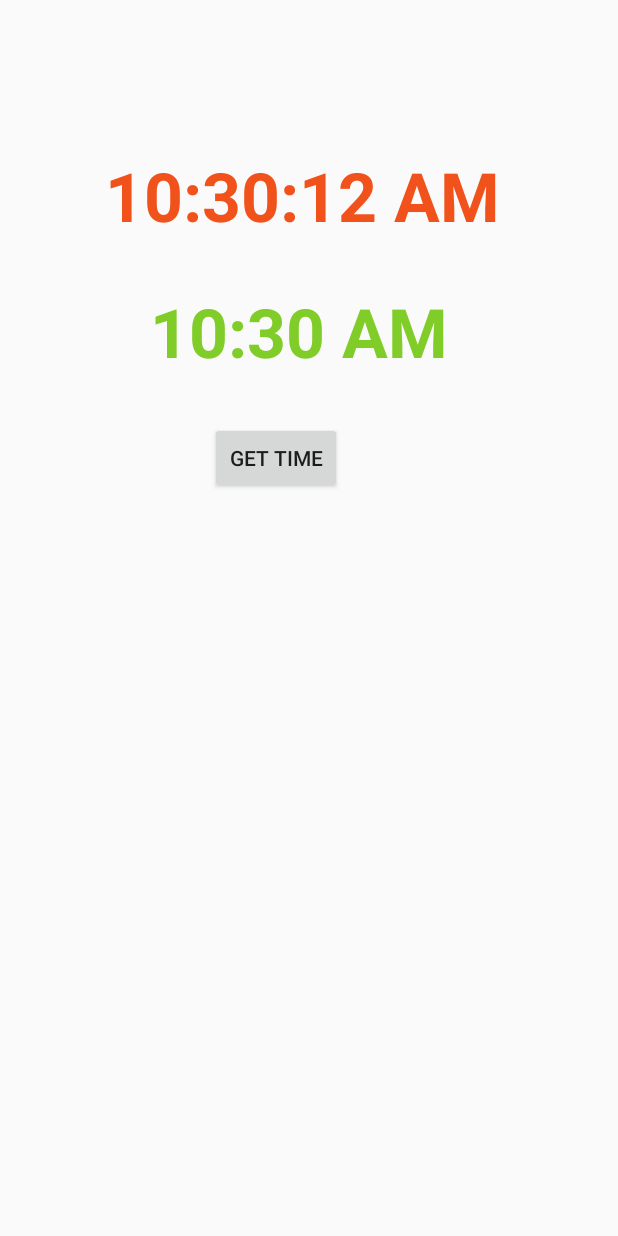
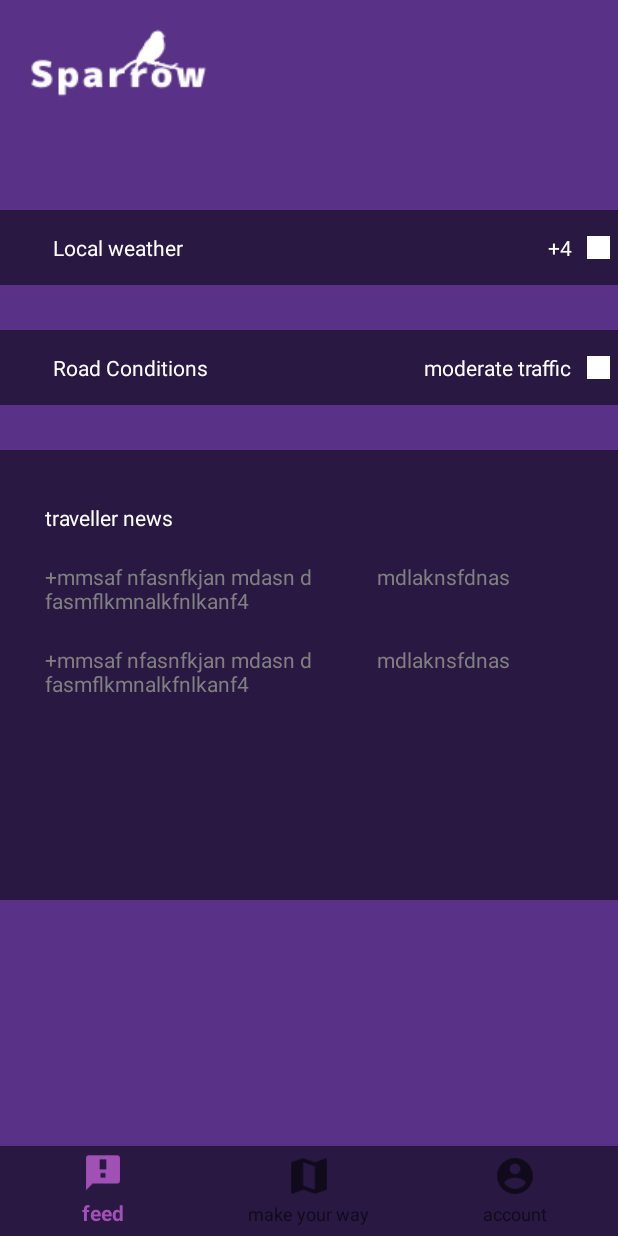
Before and after one commit to doct0rX/Sparrow, an Android app: the FeedActivity screen opened directly, with no data from a screen before it, on a phone screen of 412 x 824 dp. Run offline under Robolectric (Android 15) with nearby library versions, the phone set to English and light mode, and no system bars.

Commit message:
add feeds fragment

```diff
--- a/app/build.gradle
+++ b/app/build.gradle
@@ -26,6 +26,7 @@ dependencies {
     implementation 'androidx.annotation:annotation:1.0.2'
     implementation 'androidx.constraintlayout:constraintlayout:1.1.3'
     implementation 'androidx.lifecycle:lifecycle-extensions:2.0.0'
+    implementation 'androidx.legacy:legacy-support-v4:1.0.0'
     testImplementation 'junit:junit:4.12'
     androidTestImplementation 'androidx.test.ext:junit:1.1.0'
     androidTestImplementation 'androidx.test.espresso:espresso-core:3.1.1'
--- a/app/src/main/java/com/doct0rx/sparrow/ui/feedsActivities/FeedActivity.java
+++ b/app/src/main/java/com/doct0rx/sparrow/ui/feedsActivities/FeedActivity.java
@@ -2,36 +2,53 @@ package com.doct0rx.sparrow.ui.feedsActivities;
 
 import android.annotation.SuppressLint;
 import android.os.Bundle;
+import android.view.MenuItem;
 import android.view.View;
 import android.widget.Button;
 import android.widget.TextClock;
 import android.widget.TextView;
 
+import androidx.annotation.NonNull;
 import androidx.annotation.Nullable;
 import androidx.appcompat.app.AppCompatActivity;
+import androidx.fragment.app.Fragment;
 
 import com.doct0rx.sparrow.R;
+import com.doct0rx.sparrow.ui.fragments.FeedFragment;
+import com.google.android.material.bottomnavigation.BottomNavigationView;
 
 public class FeedActivity extends AppCompatActivity {
 
-    private TextClock tClock;
-    private TextView tView;
-    private Button btn;
-
+    private BottomNavigationView navigationView;
     @Override
     protected void onCreate(@Nullable Bundle savedInstanceState) {
         super.onCreate(savedInstanceState);
         setContentView(R.layout.activity_feed);
 
-        tClock = findViewById(R.id.textClock1);
-        tView = findViewById(R.id.textview1);
-        btn = findViewById(R.id.btnGet);
-        btn.setOnClickListener(new View.OnClickListener() {
-            @SuppressLint("SetTextI18n")
+        getSupportFragmentManager().beginTransaction().replace(R.id.container, new FeedFragment()).commit();
+
+        navigationView = findViewById(R.id.bottom_navigation);
+
+        navigationView.setOnNavigationItemSelectedListener(new BottomNavigationView.OnNavigationItemSelectedListener() {
             @Override
-            public void onClick(View v) {
-                tView.setText("Time: " + tClock.getText());
+            public boolean onNavigationItemSelected(@NonNull MenuItem menuItem) {
+                Fragment fragment = null;
+                switch (menuItem.getItemId()){
+                    case R.id.nav_feed:
+                        fragment = new FeedFragment();
+                        break;
+
+                    case R.id.nav_map:
+                        fragment = new FeedFragment();
+                        break;
+                    case R.id.nav_account:
+                        fragment = new FeedFragment();
+                        break;
+                }
+                getSupportFragmentManager().beginTransaction().replace(R.id.container, fragment).commit();
+                return true;
             }
         });
+
     }
 }
--- /dev/null
+++ b/app/src/main/java/com/doct0rx/sparrow/ui/fragments/FeedFragment.java
@@ -0,0 +1,35 @@
+package com.doct0rx.sparrow.ui.fragments;
+
+
+import android.os.Bundle;
+
+import androidx.fragment.app.Fragment;
+
+import android.view.LayoutInflater;
+import android.view.View;
+import android.view.ViewGroup;
+
+import com.doct0rx.sparrow.R;
+
+/**
+ * A simple {@link Fragment} subclass.
+ */
+public class FeedFragment extends Fragment {
+
+
+    private View view;
+    public FeedFragment() {
+        // Required empty public constructor
+    }
+
+
+    @Override
+    public View onCreateView(LayoutInflater inflater, ViewGroup container,
+                             Bundle savedInstanceState) {
+        // Inflate the layout for this fragment
+        view = inflater.inflate(R.layout.fragment_feed, container, false);
+
+        return view;
+    }
+
+}
--- a/app/src/main/res/layout/activity_feed.xml
+++ b/app/src/main/res/layout/activity_feed.xml
@@ -1,43 +1,31 @@
 <?xml version="1.0" encoding="utf-8"?>
 <RelativeLayout xmlns:android="http://schemas.android.com/apk/res/android"
-    android:layout_width="match_parent" android:layout_height="match_parent">
-    <TextClock
-        android:id="@+id/textClock1"
+    android:layout_width="match_parent"
+    android:layout_height="match_parent"
+    android:background="#593288"
+    xmlns:app="http://schemas.android.com/apk/res-auto">
+
+    <ImageView
         android:layout_width="wrap_content"
         android:layout_height="wrap_content"
-        android:layout_marginTop="100dp"
-        android:layout_marginLeft="70dp"
-        android:format12Hour="hh:mm:ss a"
-        android:textColor="#F1511B"
-        android:textSize="45dp"
-        android:textStyle="bold" />
-    <TextClock
-        android:id="@+id/textClock2"
-        android:layout_width="wrap_content"
-        android:layout_height="wrap_content"
-        android:layout_marginTop="30dp"
-        android:layout_marginLeft="100dp"
-        android:layout_below="@+id/textClock1"
-        android:textColor="#80CC28"
-        android:textSize="45dp"
-        android:textStyle="bold" />
-    <Button
-        android:id="@+id/btnGet"
-        android:layout_width="wrap_content"
-        android:layout_height="wrap_content"
-        android:layout_alignLeft="@+id/textClock2"
-        android:layout_below="@+id/textClock2"
-        android:layout_marginTop="30dp"
-        android:layout_marginLeft="40dp"
-        android:text="Get Time"/>
-    <TextView
-        android:id="@+id/textview1"
-        android:layout_width="wrap_content"
-        android:layout_height="wrap_content"
-        android:layout_alignLeft="@+id/btnGet"
-        android:layout_below="@+id/btnGet"
-        android:layout_marginTop="20dp"
-        android:layout_marginLeft="-30dp"
-        android:textSize="20dp"
-        android:textStyle="bold"/>
+        android:layout_marginStart="20dp"
+        android:layout_marginTop="10dp"
+        android:id="@+id/logo"
+        android:src="@drawable/logo"/>
+
+    <FrameLayout
+        android:layout_width="match_parent"
+        android:layout_height="match_parent"
+        android:id="@+id/container"
+        android:layout_below="@+id/logo"
+        android:layout_above="@+id/bottom_navigation"/>
+
+    <com.google.android.material.bottomnavigation.BottomNavigationView
+        android:layout_width="match_parent"
+        android:layout_height="60dp"
+        android:id="@+id/bottom_navigation"
+        app:menu="@menu/bottom_navigation"
+        android:layout_alignParentBottom="true"
+        android:background="@color/darkbg"/>
+
 </RelativeLayout>
--- a/app/src/main/res/layout/activity_login.xml
+++ b/app/src/main/res/layout/activity_login.xml
@@ -94,7 +94,6 @@
             android:layout_gravity="center"
             android:layout_marginTop="70dp"
             android:background="@drawable/rounded_button"
-            android:enabled="false"
             android:text="@string/sign_in"
             android:textColor="@color/wit"
             android:textSize="18sp"
@@ -108,7 +107,6 @@
             android:layout_marginTop="25dp"
             android:background="@drawable/rounded_button"
             android:backgroundTint="@color/purple"
-            android:enabled="false"
             android:text="@string/new_account"
             android:textColor="@color/wit"
             android:textSize="18sp"
--- /dev/null
+++ b/app/src/main/res/layout/fragment_feed.xml
@@ -0,0 +1,124 @@
+<?xml version="1.0" encoding="utf-8"?>
+<LinearLayout
+    xmlns:android="http://schemas.android.com/apk/res/android"
+    xmlns:tools="http://schemas.android.com/tools"
+    android:layout_width="match_parent"
+    android:layout_height="match_parent"
+    android:orientation="vertical"
+    android:background="#593288"
+    tools:context=".ui.fragments.FeedFragment">
+
+    <LinearLayout
+        android:layout_width="match_parent"
+        android:layout_height="50dp"
+        android:background="@color/darkbg"
+        android:layout_marginTop="50dp"
+        android:padding="5dp"
+        android:orientation="horizontal">
+
+        <TextView
+            android:layout_width="match_parent"
+            android:layout_height="match_parent"
+            android:layout_marginStart="30dp"
+            android:layout_weight="1"
+            android:gravity="center_vertical"
+            android:text="Local weather"
+            android:textColor="@color/wit" />
+
+        <TextView
+            android:layout_width="wrap_content"
+            android:layout_height="wrap_content"
+            android:gravity="center_vertical"
+            android:text="+4"
+            android:textColor="@color/wit" />
+
+        <ImageView
+            android:layout_width="15dp"
+            android:layout_height="15dp"
+            android:gravity="center_vertical"
+            android:layout_marginStart="10dp"
+            android:layout_gravity="center"
+            android:src="@color/wit"
+            android:textColor="@color/wit" />
+
+    </LinearLayout>
+
+
+    <LinearLayout
+        android:layout_width="match_parent"
+        android:layout_height="50dp"
+        android:background="@color/darkbg"
+        android:layout_marginTop="30dp"
+        android:padding="5dp"
+
+        android:orientation="horizontal">
+
+        <TextView
+            android:layout_width="match_parent"
+            android:layout_height="match_parent"
+            android:layout_marginStart="30dp"
+            android:layout_weight="1"
+            android:gravity="center_vertical"
+            android:text="Road Conditions"
+            android:textColor="@color/wit" />
+
+        <TextView
+            android:layout_width="wrap_content"
+            android:layout_height="wrap_content"
+            android:gravity="center_vertical"
+            android:text="moderate traffic"
+            android:textColor="@color/wit" />
+
+        <ImageView
+            android:layout_width="15dp"
+            android:layout_height="15dp"
+            android:gravity="center_vertical"
+            android:layout_marginStart="10dp"
+            android:layout_gravity="center"
+            android:src="@color/wit"
+            android:textColor="@color/wit" />
+
+    </LinearLayout>
+
+
+    <LinearLayout
+        android:layout_width="match_parent"
+        android:layout_height="300dp"
+        android:background="@color/darkbg"
+        android:paddingStart="30dp"
+        android:padding="5dp"
+
+        android:layout_marginTop="30dp"
+        android:orientation="vertical">
+
+        <TextView
+            android:layout_width="match_parent"
+            android:layout_height="wrap_content"
+            android:layout_marginTop="30dp"
+            android:text="traveller news"
+            android:textColor="@color/wit" />
+
+        <TextView
+            android:layout_width="wrap_content"
+            android:layout_height="wrap_content"
+            android:gravity="center_vertical"
+            android:layout_marginTop="20dp"
+            android:text="+mmsaf nfasnfkjan mdasn d
+            mdlaknsfdnas
+            fasmflkmnalkfnlkanf4"
+            android:textColor="@color/hintColor" />
+
+        <TextView
+            android:layout_width="wrap_content"
+            android:layout_height="wrap_content"
+            android:gravity="center_vertical"
+            android:layout_marginTop="20dp"
+            android:text="+mmsaf nfasnfkjan mdasn d
+            mdlaknsfdnas
+            fasmflkmnalkfnlkanf4"
+            android:textColor="@color/hintColor" />
+
+    </LinearLayout>
+
+
+</LinearLayout>
--- /dev/null
+++ b/app/src/main/res/menu/bottom_navigation.xml
@@ -0,0 +1,15 @@
+<?xml version="1.0" encoding="utf-8"?>
+<menu xmlns:android="http://schemas.android.com/apk/res/android">
+
+    <item android:id="@+id/nav_feed"
+        android:icon="@drawable/feed"
+        android:title="feed"/>
+
+    <item android:id="@+id/nav_map"
+        android:icon="@drawable/map"
+        android:title="make your way"/>
+
+    <item android:id="@+id/nav_account"
+        android:icon="@drawable/account"
+        android:title="account"/>
+</menu>
--- a/app/src/main/res/values/colors.xml
+++ b/app/src/main/res/values/colors.xml
@@ -8,4 +8,5 @@
     <color name="wit">#fff</color>
     <color name="green">#5BC473</color>
     <color name="purple">#391275</color>
+    <color name="darkbg">#281842</color>
 </resources>
--- a/app/src/main/res/values/strings.xml
+++ b/app/src/main/res/values/strings.xml
@@ -12,4 +12,7 @@
     <string name="sign_in">sign in</string>
     <string name="new_account">create an account</string>
     <string name="forgot_password">forgot password</string>
+
+    <!-- TODO: Remove or change this placeholder text -->
+    <string name="hello_blank_fragment">Hello blank fragment</string>
 </resources>
```
Also changed, not shown: app/src/main/res/drawable/account.png (added), app/src/main/res/drawable/feed.png (added), app/src/main/res/drawable/map.png (added).
